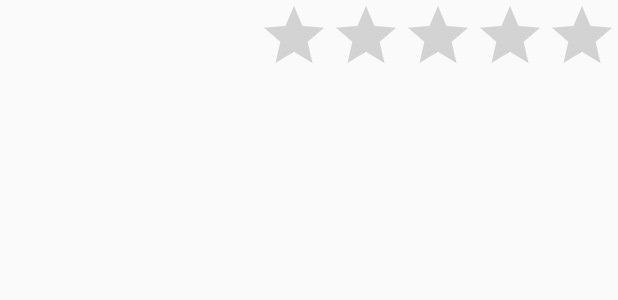
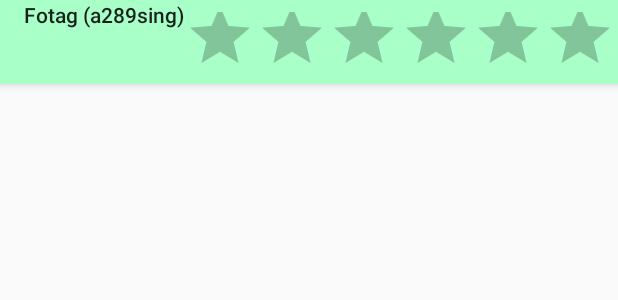
Before and after one commit to angad-singh/cs349, an Android app: the layout activity_main.xml on its own in the app's theme, with its tools: preview values and no code run, on a phone screen of 412 x 824 dp. Shown: the top 300 px of the screen. Run offline under Robolectric (Android 15) with nearby library versions, the phone set to English and light mode, and no system bars.

Commit message:
A4, add toolbar up top

```diff
--- a/assignments/a4/Fotaga289sing/app/src/main/AndroidManifest.xml
+++ b/assignments/a4/Fotaga289sing/app/src/main/AndroidManifest.xml
@@ -8,7 +8,7 @@
         android:label="@string/app_name"
         android:roundIcon="@mipmap/ic_launcher_round"
         android:supportsRtl="true"
-        android:theme="@style/AppTheme">
+        android:theme="@style/Theme.AppCompat.Light.NoActionBar">
         <activity android:name=".MainActivity">
             <intent-filter>
                 <action android:name="android.intent.action.MAIN" />
--- a/assignments/a4/Fotaga289sing/app/src/main/java/com/example/a289sing/fotaga289sing/MainActivity.java
+++ b/assignments/a4/Fotaga289sing/app/src/main/java/com/example/a289sing/fotaga289sing/MainActivity.java
@@ -2,6 +2,7 @@ package com.example.a289sing.fotaga289sing;
 
 import android.support.v7.app.AppCompatActivity;
 import android.os.Bundle;
+import android.support.v7.widget.Toolbar;
 import android.view.MotionEvent;
 import android.view.View;
 import android.widget.RatingBar;
@@ -18,6 +19,9 @@ public class MainActivity extends AppCompatActivity {
         super.onCreate(savedInstanceState);
         setContentView(R.layout.activity_main);
         rating = 0;
+
+        Toolbar myToolbar = (Toolbar) findViewById(R.id.my_toolbar);
+        setSupportActionBar(myToolbar);
 
         ratingBar = (RatingBar) findViewById(R.id.ratingBar);
 
--- a/assignments/a4/Fotaga289sing/app/src/main/res/layout/activity_main.xml
+++ b/assignments/a4/Fotaga289sing/app/src/main/res/layout/activity_main.xml
@@ -6,6 +6,36 @@
     android:layout_height="match_parent"
     tools:context=".MainActivity">
 
+    <android.support.v7.widget.Toolbar xmlns:android="http://schemas.android.com/apk/res/android"
+        android:id="@+id/my_toolbar"
+        android:layout_width="match_parent"
+        android:layout_height="?attr/actionBarSize"
+        android:background="@color/appToolbar"
+        android:elevation="4dp"
+        android:theme="@style/ThemeOverlay.AppCompat.ActionBar"
+        app:popupTheme="@style/ThemeOverlay.AppCompat.Light">
+
+        <LinearLayout
+            android:layout_width="match_parent"
+            android:layout_height="wrap_content"
+            android:orientation="horizontal">
+
+            <TextView
+                android:layout_width="wrap_content"
+                android:layout_height="match_parent"
+                android:text="@string/app_name"
+                android:textAppearance="@style/TextAppearance.AppCompat.Body2" />
+
+            <RatingBar
+                android:id="@+id/ratingBar"
+                android:layout_width="292dp"
+                android:layout_height="74dp"
+                tools:layout_editor_absoluteX="135dp"
+                tools:layout_editor_absoluteY="0dp" />
+        </LinearLayout>
+
+
+    </android.support.v7.widget.Toolbar>
     <ScrollView
         android:layout_width="368dp"
         android:layout_height="495dp"
@@ -21,12 +51,5 @@
             android:orientation="vertical" />
     </ScrollView>
 
-    <RatingBar
-        android:id="@+id/ratingBar"
-        android:layout_width="wrap_content"
-        android:layout_height="wrap_content"
-        android:layout_alignParentRight="true"
-        tools:layout_editor_absoluteX="135dp"
-        tools:layout_editor_absoluteY="0dp"
-        android:onClick="rating"/>
+
 </RelativeLayout>
--- a/assignments/a4/Fotaga289sing/app/src/main/res/values/colors.xml
+++ b/assignments/a4/Fotaga289sing/app/src/main/res/values/colors.xml
@@ -2,5 +2,6 @@
 <resources>
     <color name="colorPrimary">#008577</color>
     <color name="colorPrimaryDark">#00574B</color>
-    <color name="colorAccent">#D81B60</color>
+    <color name="colorAccent">#d81b60</color>
+    <color name="appToolbar">#A8FFC8</color>
 </resources>
```
Also changed, not shown: 1 other file.
